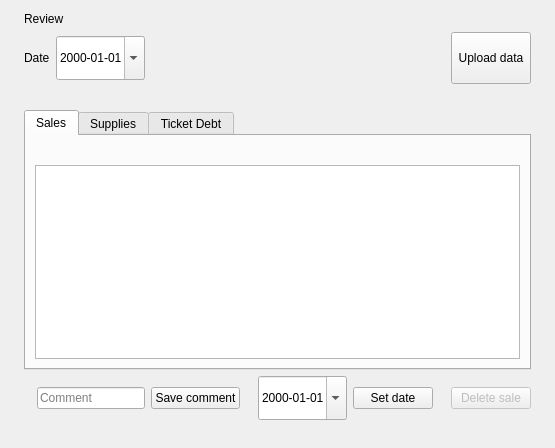
Before: the Qt Designer form smart210/src/review/ReviewPage.ui in atosdev7/GasStaion, drawn with Qt 5.
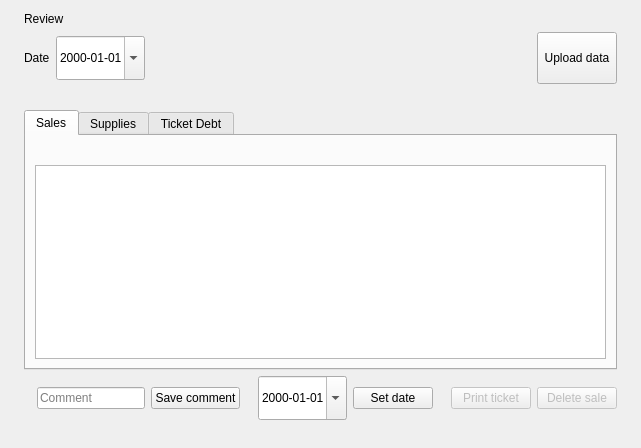
After: the same form once the commit is applied.

Commit message: Smart210: a Print ticket button on the Review screen

What changed in the file:
```diff
--- a/smart210/src/review/ReviewPage.ui
+++ b/smart210/src/review/ReviewPage.ui
@@ -155,6 +155,12 @@
        <property name="sizeHint" stdset="0"><size><width>12</width><height>20</height></size></property>
       </spacer>
      </item>
+     <item>
+      <widget class="QPushButton" name="printTicketButton">
+       <property name="text"><string>Print ticket</string></property>
+       <property name="enabled"><bool>false</bool></property>
+      </widget>
+     </item>
      <item>
       <widget class="QPushButton" name="deleteSaleButton">
        <property name="text"><string>Delete sale</string></property>
```
The commit also changes 10 other files.
